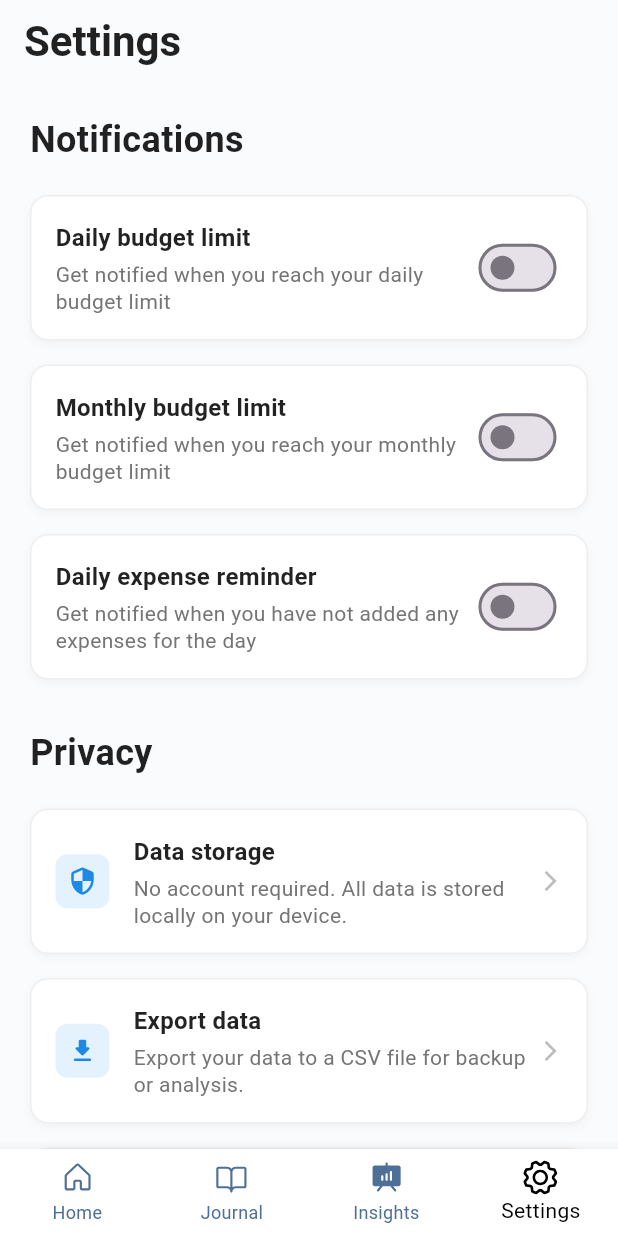
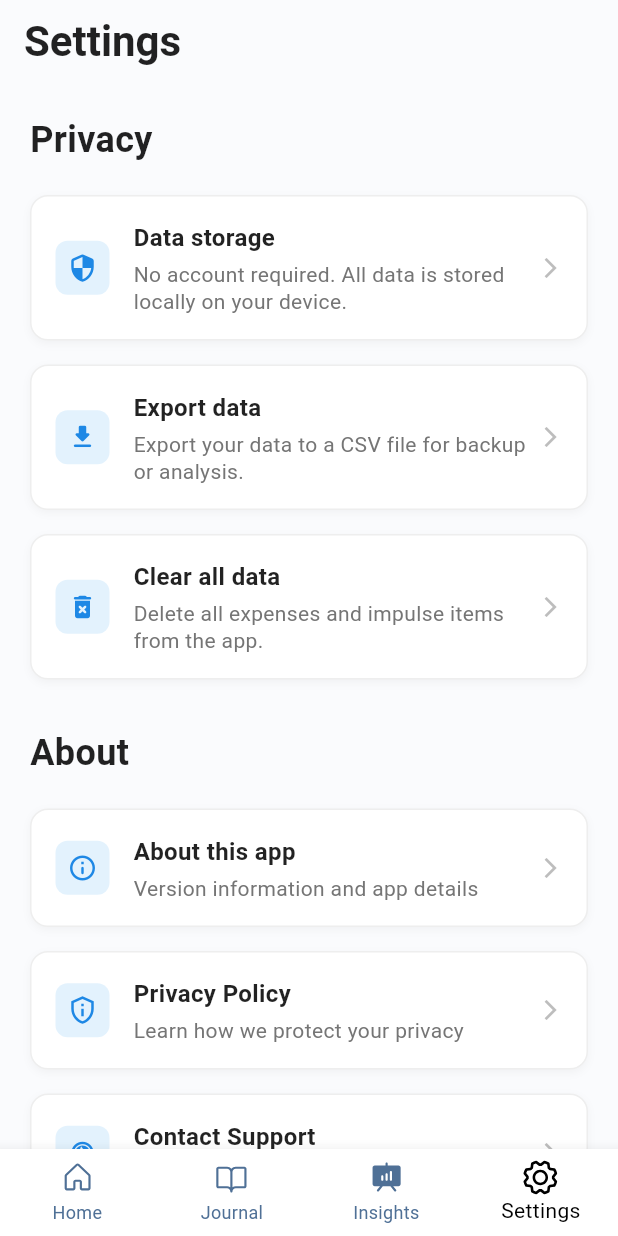
Before and after one commit to Kayuemkhan/expensetracker, a Flutter app: the screen it shows after launch, item 4 of the bottom bar chosen, on a phone screen of 412 x 824 dp. Run offline on Flutter 3.47's test engine with Material 3 defaults, Android fonts, the phone set to English and light mode, and no system bars; our stand-ins replace dio, fl_chart, flutter_local_notifications, flutter_svg, get, logger and 3 more; accounts and stored records are empty; project files that could hold a hidden picture were left out.

Commit message:
remove notifications

```diff
--- a/lib/app/modules/settings/views/settings_view.dart
+++ b/lib/app/modules/settings/views/settings_view.dart
@@ -31,8 +31,8 @@ class SettingsView extends BaseView<SettingsController> {
         child: Column(
           crossAxisAlignment: CrossAxisAlignment.start,
           children: [
-            _buildNotificationsSection(),
-            const SizedBox(height: 32),
+            // _buildNotificationsSection(),
+            // const SizedBox(height: 32),
             _buildPrivacySection(),
             const SizedBox(height: 32),
             _buildAboutSection(),
```
Also changed, not shown: 2 other files.
